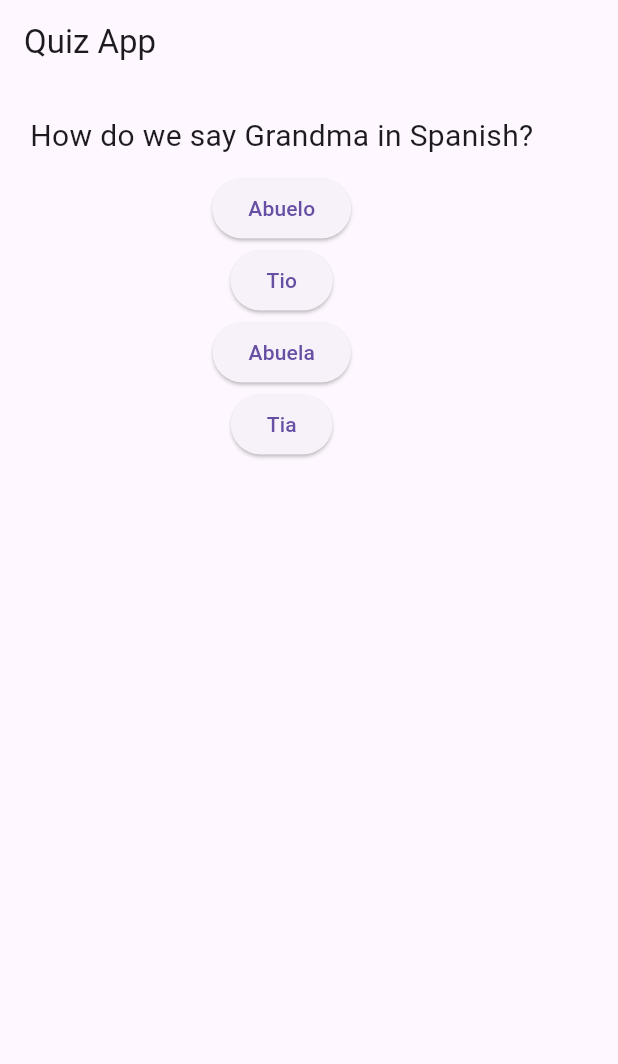
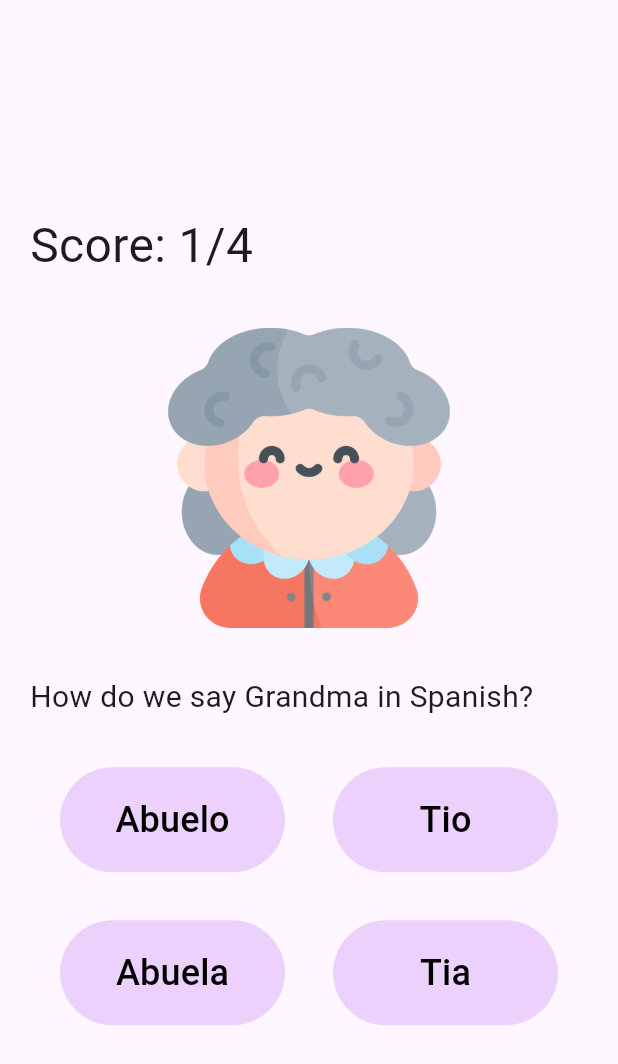
Before and after one commit to Dimah02/learning-app, a Flutter app: the QuizScreen screen opened directly, after a tap on "Gato", on a phone screen of 412 x 824 dp. Shown: the top 1064 px of the screen. Run offline on Flutter 3.47's test engine with Material 3 defaults, Android fonts, the phone set to English and light mode, and no system bars; our stand-ins replace audioplayers.

Commit message:
add quize page

```diff
--- a/lib/models/question.dart
+++ b/lib/models/question.dart
@@ -1,11 +1,12 @@
 class Question {
   final String question;
-  final List <String> options;
+  final List<String> options;
   final int answerIndex;
-
+  final String image;
   Question(
     this.question,
     this.options,
     this.answerIndex,
+    this.image,
   );
 }
--- a/lib/models/question_data.dart
+++ b/lib/models/question_data.dart
@@ -1,21 +1,47 @@
 import 'package:flutter/material.dart';
 import 'package:learning_app/models/question.dart';
 
-class QuestionModel extends ChangeNotifier {List<Question> questions = [
+class QuestionModel extends ChangeNotifier {
+  final List<Question> _questions = [
     Question(
-      "How do we say Cat in Spanish?",
-      ["Gato", "Perra", "Pajaro", "Raton"],
-      1),
+        "How do we say Cat in Spanish?",
+        ["Gato", "Perra", "Pajaro", "Raton"],
+        1,
+        'assets/images/animals/cat.png'),
     Question(
-      "How do we say Grandma in Spanish?",
-      ["Abuelo", "Tio", "Abuela", "Tia"],
-      3),
+        "How do we say Grandma in Spanish?",
+        ["Abuelo", "Tio", "Abuela", "Tia"],
+        3,
+        'assets/images/family/grandmother.png'),
     Question(
-      "How do we say pink in Spanish?",
-      ["Azul", "Roja", "Amarilla", "Rosa"],
-      4),
+        "How do we say pink in Spanish?",
+        ["Azul", "Roja", "Amarilla", "Morado"],
+        4,
+        'assets/images/colors/purple.png'),
     Question(
-      "How do we say bye in Spanish?",
-      ["Hola", "Adios", "Gracias", "Buena"],
-      2),
-  ];}
+        "How do we say one in Spanish?",
+        ["Hola", "uno", "Gracias", "Buena"],
+        2,
+        'assets/images/numbers/one.png'),
+  ];
+  int _indx = 0;
+  int _score = 0;
+  Question get question {
+    if (_indx < totalQ) return _questions[_indx];
+    return Question("Your total Score", [], score, '');
+  }
+
+  int get score => _score;
+  int get indx => _indx;
+  int get totalQ => _questions.length;
+  void checkAns(int ans) {
+    if (_indx == _questions.length) {
+      _indx = 0;
+      _score = 0;
+    } else if (_questions[_indx].answerIndex == ans) {
+      _score++;
+    }
+    _indx++;
+    notifyListeners();
+  }
+}
--- a/lib/screens/home_page.dart
+++ b/lib/screens/home_page.dart
@@ -12,7 +12,11 @@ class HomePage extends StatefulWidget {
 
 class _HomePageState extends State<HomePage> {
   int currentIndex = 1;
-  List<Widget> screens = [QuizScreen(), const HomeBody(), const Hangman()];
+  List<Widget> screens = [
+    const QuizScreen(),
+    const HomeBody(),
+    const Hangman()
+  ];
   @override
   Widget build(BuildContext context) {
     return Scaffold(
--- a/lib/screens/quiz_tester.dart
+++ /dev/null
@@ -1,99 +0,0 @@
-import 'package:flutter/material.dart';
-import 'package:learning_app/models/question.dart';
-import 'package:learning_app/models/question_data.dart';
-import 'package:provider/provider.dart';
-
-class QuizScreen extends StatefulWidget {
-  @override
-  _QuizScreenState createState() => _QuizScreenState();
-}
-
-class _QuizScreenState extends State<QuizScreen> {
-  int currentQuestionIndex = 0;
-  int score = 0;
-
-  void checkAnswer(int selectedIndex) {
-    print(selectedIndex);
-    if (selectedIndex == Provider.of<QuestionModel>(context).questions[currentQuestionIndex].answerIndex) {
-      score++;
-    }
-    setState(() {
-      currentQuestionIndex++;
-    });
-  }
-
-  @override
-  Widget build(BuildContext context) {
-    if (currentQuestionIndex >= Provider.of<QuestionModel>(context).questions.length) {
-      return ResultScreen(score, Provider.of<QuestionModel>(context).questions.length); // Display results screen
-    } else {
-      Question question = Provider.of<QuestionModel>(context).questions[currentQuestionIndex];
-      return Scaffold(
-        appBar: AppBar(
-          title: Text('Quiz App'),
-        ),
-        body: Padding(
-          padding: EdgeInsets.all(20.0),
-          child: Column(
-            children: [
-              // Image.asset(question.image),
-              Text(Provider.of<QuestionModel>(context).questions[currentQuestionIndex].question, style: TextStyle(fontSize: 20.0)),
-              SizedBox(height: 10.0),
-              ...List.generate(Provider.of<QuestionModel>(context).questions[currentQuestionIndex].options.length, (index) {
-                return ElevatedButton(
-                  onPressed: () => checkAnswer(index),
-                  child: Text(Provider.of<QuestionModel>(context).questions[currentQuestionIndex].options[index]),
-                );
-              }),
-            ],
-          ),
-        ),
-      );
-    }
-  }
-}
-
-class ResultScreen extends StatelessWidget {
-  final int score;
-  final int totalQuestions;
-
-  ResultScreen(this.score, this.totalQuestions);
-
-  @override
-  Widget build(BuildContext context) {
-    return Scaffold(
-      appBar: AppBar(
-        title: Text('Result'),
-      ),
-      body: Center(
-        child: Column(
-          mainAxisAlignment: MainAxisAlignment.center,
-          children: [
-            Text('Your Score: $score/$totalQuestions'),
-            ElevatedButton(
-              onPressed: () => Navigator.pop(context), // Go back to main screen
-              child: Text('Restart Quiz'),
-            ),
-          ],
-        ),
-      ),
-    );
-  }
-}
-
-void main() {
-  runApp(MyApp());
-}
-
-class MyApp extends StatelessWidget {
-
-
-  // This widget is the root of your application.
-  @override
-  Widget build(BuildContext context) {
-    return MaterialApp(
-      title: 'Time For A Pop Quiz :D !!',
-      home: QuizScreen(),
-    );
-  }
-}
--- a/lib/screens/quize.dart
+++ b/lib/screens/quize.dart
@@ -4,79 +4,142 @@ import 'package:learning_app/models/question_data.dart';
 import 'package:provider/provider.dart';
 
 class QuizScreen extends StatefulWidget {
+  const QuizScreen({super.key});
+
   @override
+  // ignore: library_private_types_in_public_api
   _QuizScreenState createState() => _QuizScreenState();
 }
 
 class _QuizScreenState extends State<QuizScreen> {
-  int currentQuestionIndex = 0;
-  int score = 0;
-
-  void checkAnswer(int selectedIndex) {
-    print(selectedIndex);
-    if (selectedIndex == Provider.of<QuestionModel>(context).questions[currentQuestionIndex].answerIndex) {
-      score++;
-    }
-    setState(() {
-      currentQuestionIndex++;
-    });
-  }
-
   @override
   Widget build(BuildContext context) {
-    if (currentQuestionIndex >= Provider.of<QuestionModel>(context).questions.length) {
-      return ResultScreen(score, Provider.of<QuestionModel>(context).questions.length); // Display results screen
-    } else {
-      Question question = Provider.of<QuestionModel>(context).questions[currentQuestionIndex];
+    Question question = Provider.of<QuestionModel>(context).question;
+    if (question.options.isEmpty) {
       return Scaffold(
-        appBar: AppBar(
-          title: Text('Quiz App'),
-        ),
-        body: Padding(
-          padding: EdgeInsets.all(20.0),
+        body: Center(
           child: Column(
+            mainAxisAlignment: MainAxisAlignment.center,
             children: [
-              // Image.asset(question.image),
-              Text(Provider.of<QuestionModel>(context).questions[currentQuestionIndex].question, style: TextStyle(fontSize: 20.0)),
-              SizedBox(height: 10.0),
-              ...List.generate(Provider.of<QuestionModel>(context).questions[currentQuestionIndex].options.length, (index) {
-                return ElevatedButton(
-                  onPressed: () => checkAnswer(index),
-                  child: Text(Provider.of<QuestionModel>(context).questions[currentQuestionIndex].options[index]),
-                );
-              }),
+              Text(question.question, style: const TextStyle(fontSize: 32)),
+              const SizedBox(height: 32),
+              Text(
+                  "${Provider.of<QuestionModel>(context).score}/${Provider.of<QuestionModel>(context).totalQ}",
+                  style: const TextStyle(fontSize: 32)),
+              const SizedBox(height: 32),
+              ElevatedButton(
+                  style: const ButtonStyle(
+                      minimumSize: MaterialStatePropertyAll(Size(150, 70)),
+                      elevation: MaterialStatePropertyAll(0),
+                      backgroundColor: MaterialStatePropertyAll(
+                          Color.fromARGB(132, 220, 173, 249))),
+                  onPressed: () {
+                    checkAnswer(2);
+                  },
+                  child: const Text("Try Again!",
+                      style: TextStyle(fontSize: 24, color: Colors.black))),
             ],
           ),
         ),
       );
     }
-  }
-}
-
-class ResultScreen extends StatelessWidget {
-  final int score;
-  final int totalQuestions;
-
-  ResultScreen(this.score, this.totalQuestions);
-
-  @override
-  Widget build(BuildContext context) {
     return Scaffold(
-      appBar: AppBar(
-        title: Text('Result'),
-      ),
-      body: Center(
+      body: Padding(
+        padding: const EdgeInsets.all(20.0),
+        child: Center(
           child: Column(
             mainAxisAlignment: MainAxisAlignment.center,
+            crossAxisAlignment: CrossAxisAlignment.start,
             children: [
-            Text('Your Score: $score/$totalQuestions'),
+              Text(
+                "Score: ${Provider.of<QuestionModel>(context).score}/${Provider.of<QuestionModel>(context).totalQ}",
+                style: const TextStyle(fontSize: 32),
+              ),
+              const SizedBox(height: 32),
+              SizedBox(
+                width: double.infinity,
+                height: 200,
+                child: Image.asset(question.image),
+              ),
+              const SizedBox(height: 32),
+              Text(question.question, style: const TextStyle(fontSize: 20.0)),
+              const SizedBox(height: 32),
+              Row(
+                mainAxisAlignment: MainAxisAlignment.center,
+                children: [
                   ElevatedButton(
-              onPressed:() => Navigator.pop(context), // Go back to main screen
-              child: Text('Restart Quiz'),
+                      style: const ButtonStyle(
+                          minimumSize: MaterialStatePropertyAll(Size(150, 70)),
+                          elevation: MaterialStatePropertyAll(0),
+                          backgroundColor: MaterialStatePropertyAll(
+                              Color.fromARGB(132, 220, 173, 249))),
+                      onPressed: () {
+                        checkAnswer(1);
+                      },
+                      child: Text(question.options[0],
+                          style: const TextStyle(
+                              fontSize: 24, color: Colors.black))),
+                  const SizedBox(
+                    width: 32,
+                  ),
+                  ElevatedButton(
+                      style: const ButtonStyle(
+                          minimumSize: MaterialStatePropertyAll(Size(150, 70)),
+                          elevation: MaterialStatePropertyAll(0),
+                          backgroundColor: MaterialStatePropertyAll(
+                              Color.fromARGB(132, 220, 173, 249))),
+                      onPressed: () {
+                        checkAnswer(2);
+                      },
+                      child: Text(question.options[1],
+                          style: const TextStyle(
+                              fontSize: 24, color: Colors.black))),
+                ],
+              ),
+              const SizedBox(
+                height: 32,
+              ),
+              Row(
+                mainAxisAlignment: MainAxisAlignment.center,
+                children: [
+                  ElevatedButton(
+                    style: const ButtonStyle(
+                        minimumSize: MaterialStatePropertyAll(Size(150, 70)),
+                        elevation: MaterialStatePropertyAll(0),
+                        backgroundColor: MaterialStatePropertyAll(
+                            Color.fromARGB(132, 220, 173, 249))),
+                    onPressed: () {
+                      checkAnswer(3);
+                    },
+                    child: Text(question.options[2],
+                        style:
+                            const TextStyle(fontSize: 24, color: Colors.black)),
+                  ),
+                  const SizedBox(
+                    width: 32,
+                  ),
+                  ElevatedButton(
+                      style: const ButtonStyle(
+                          minimumSize: MaterialStatePropertyAll(Size(150, 70)),
+                          elevation: MaterialStatePropertyAll(0),
+                          backgroundColor: MaterialStatePropertyAll(
+                              Color.fromARGB(132, 220, 173, 249))),
+                      onPressed: () {
+                        checkAnswer(4);
+                      },
+                      child: Text(question.options[3],
+                          style: const TextStyle(
+                              fontSize: 24, color: Colors.black))),
+                ],
               ),
             ],
           ),
         ),
+      ),
     );
   }
+
+  void checkAnswer(int ans) {
+    Provider.of<QuestionModel>(context, listen: false).checkAns(ans);
   }
+}
```
Lines whose indentation alone changed are shown as unchanged.
